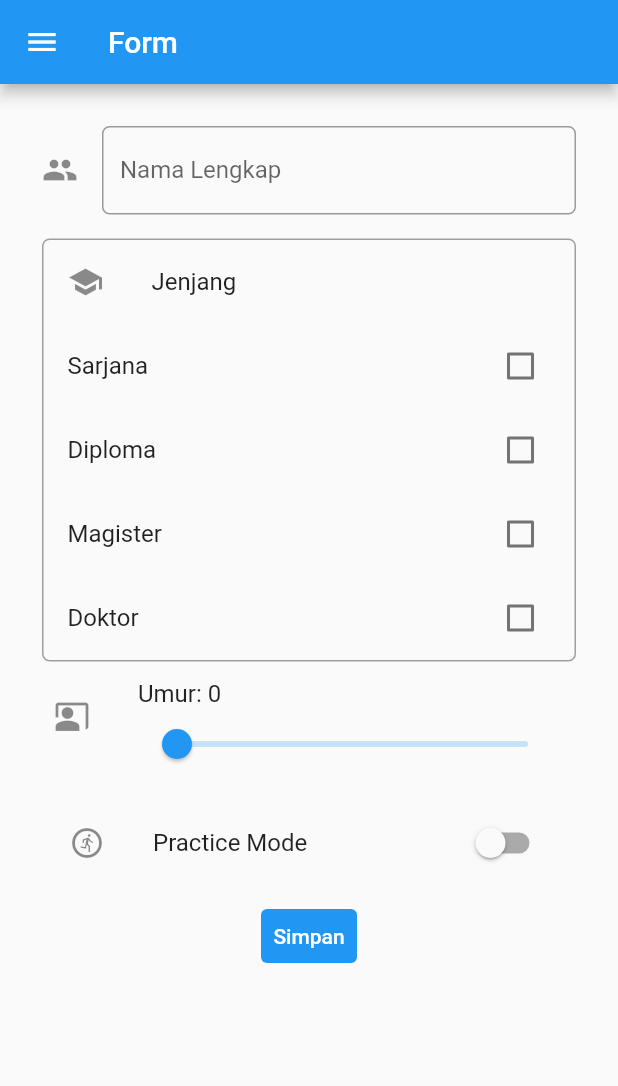
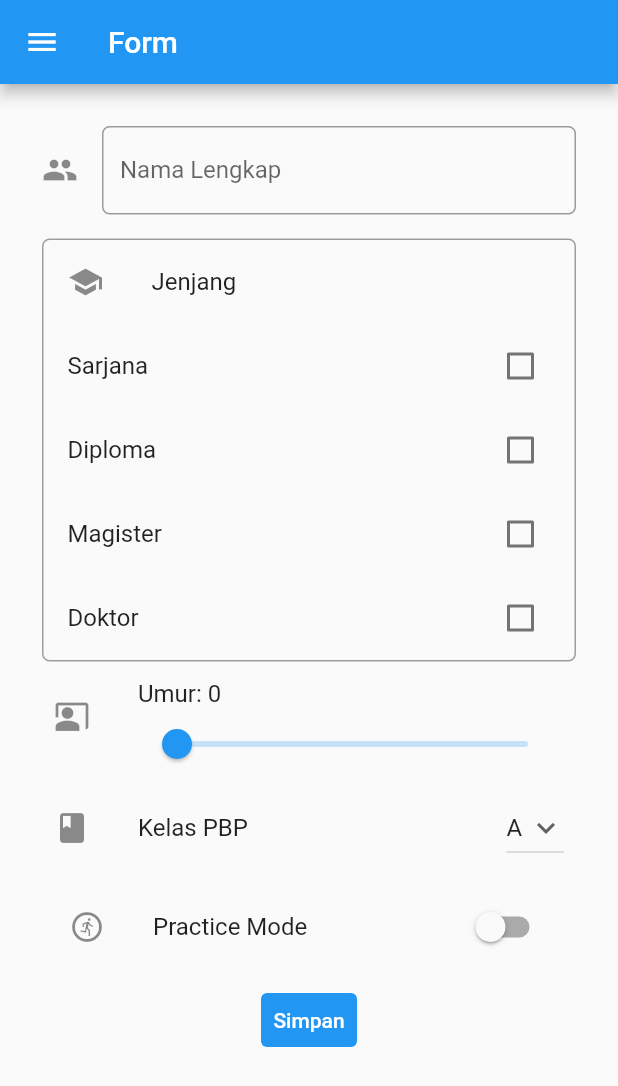
Before and after one commit to fabianark/pbp-flutter-tutorial, a Flutter app: the screen it shows after launch, in the side drawer, after a tap on "Form", on a phone screen of 412 x 824 dp. Shown: the top 1086 px of the screen. Run offline on Flutter 3.47's test engine with Material 2 defaults, Android fonts, the phone set to English and light mode, and no system bars.

Commit message:
Fix form page to show Kelas PBP options

```diff
--- a/flutter_testapp/lib/form.dart
+++ b/flutter_testapp/lib/form.dart
@@ -179,6 +179,27 @@ class _MyFormPageState extends State<MyFormPage> {
                     },
                   ),
                 ),
+                ListTile(
+                  leading: const Icon(Icons.class_),
+                  title: const Text(
+                    'Kelas PBP',
+                  ),
+                  trailing: DropdownButton(
+                    value: kelasPBP,
+                    icon: const Icon(Icons.keyboard_arrow_down),
+                    items: listKelasPBP.map((String items) {
+                      return DropdownMenuItem(
+                          value: items,
+                          child: Text(items),
+                      );
+                    }).toList(),
+                    onChanged: (String? newValue) {
+                      setState(() {
+                        kelasPBP = newValue!;
+                      });
+                    },
+                  ),
+                ),
                 Padding(
                   padding: const EdgeInsets.all(10),
                   child: SwitchListTile(
```
